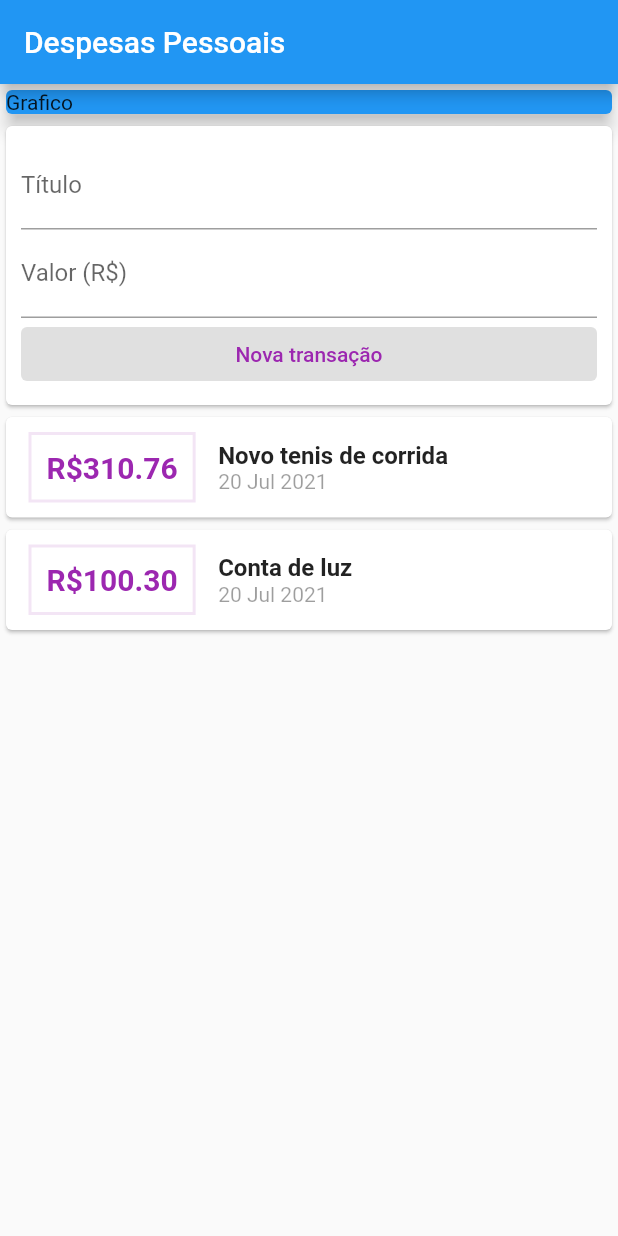
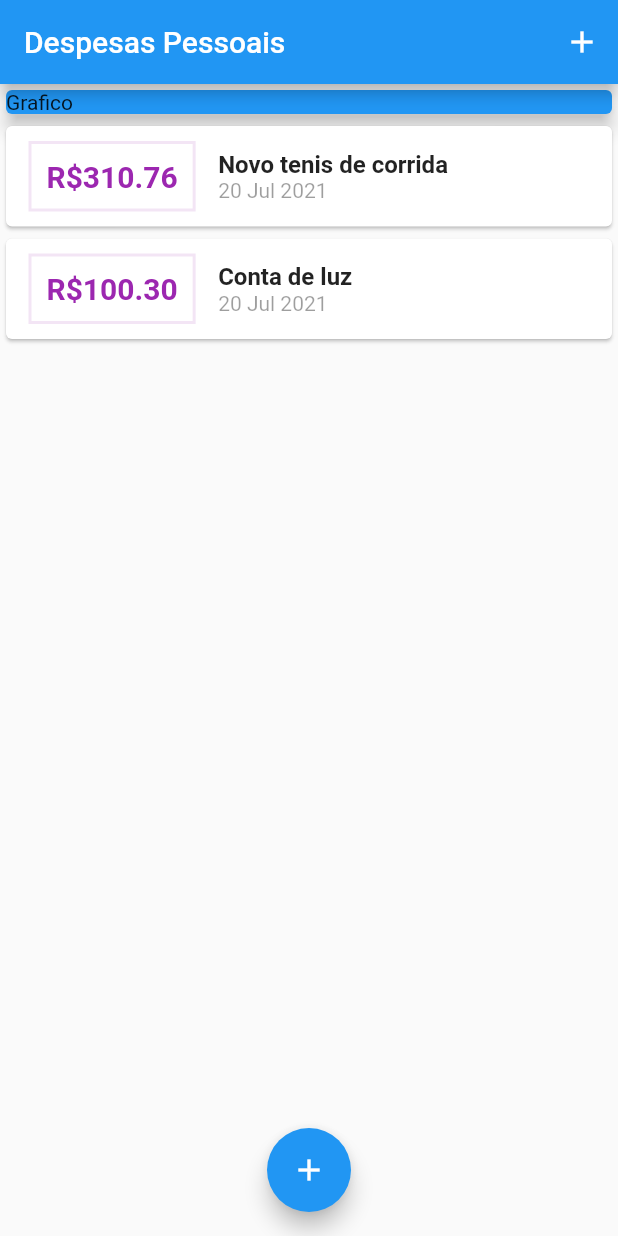
Before and after one commit to lerototi/expenses, a Flutter app: the screen it shows after launch, on a phone screen of 412 x 824 dp. Run offline on Flutter 3.47's test engine with Material 2 defaults, Android fonts, the phone set to English and light mode, and no system bars.

Commit message:
modal nova transaçao

```diff
--- a/lib/components/transactional_form.dart
+++ b/lib/components/transactional_form.dart
@@ -1,12 +1,18 @@
 import 'package:flutter/material.dart';
 
-class TransactionalForm extends StatelessWidget {
-
-  final titleController = TextEditingController();
-  final valueController = TextEditingController();
+class TransactionalForm extends StatefulWidget {
 
   final void Function(String, double) onSubmit;
   TransactionalForm(this.onSubmit);
+
+  @override
+  _TransactionalFormState createState() => _TransactionalFormState();
+}
+
+class _TransactionalFormState extends State<TransactionalForm> {
+  final titleController = TextEditingController();
+
+  final valueController = TextEditingController();
 
   _submitForm() {
     final title = titleController.text;
@@ -16,7 +22,7 @@ class TransactionalForm extends StatelessWidget {
       return;
     }
 
-      onSubmit(title, value);
+      widget.onSubmit(title, value);
 
   }
 
@@ -41,7 +47,7 @@ class TransactionalForm extends StatelessWidget {
               width: double.infinity,
               child:
               ElevatedButton(
-                onPressed: _submitForm(),
+                onPressed: () =>_submitForm(),
                 child: Text("Nova transação", style: TextStyle(color: Colors.purple),),
                 style: ElevatedButton.styleFrom(primary: Colors.white)
                 )),
--- a/lib/components/transactional_user.dart
+++ /dev/null
@@ -1,43 +0,0 @@
-import 'dart:math';
-
-import 'package:expenses/components/transactional_form.dart';
-import 'package:expenses/components/transactional_list.dart';
-import 'package:expenses/models/transaction.dart';
-import 'package:flutter/material.dart';
-
-class TransactionalUser extends StatefulWidget {
-  @override
-  _TransactionalUserState createState() => _TransactionalUserState();
-}
-
-class _TransactionalUserState extends State<TransactionalUser> {
-
-  final _transactions = [
-    Transaction(id: 't1', title: 'Novo tenis de corrida', value: 310.76, date: DateTime.now()),
-    Transaction(id: 't2', title: 'Conta de luz', value: 100.30, date: DateTime.now()),
-  ];
-
-  _addTransactional(String title, double value) {
-    final newTransactional = Transaction(
-      id: Random().nextDouble().toString(),
-      title: title,
-      value: value,
-      date: DateTime.now()
-    );
-
-    setState(() {
-      _transactions.add(newTransactional);
-    });
-  }
-
-  @override
-  Widget build(BuildContext context) {
-    return Column(
-      children: [
-        TransactionalForm(_addTransactional),
-        TransactionList(transactions: _transactions,),
-
-      ]
-    );
-  }
-}
--- a/lib/main.dart
+++ b/lib/main.dart
@@ -1,8 +1,13 @@
-import 'package:expenses/components/transactional_user.dart';
+import 'dart:math';
+
+import 'package:expenses/components/transactional_form.dart';
 import 'package:flutter/material.dart';
+
+import 'components/transactional_list.dart';
+import 'models/transaction.dart';
 main() => runApp(ExpensesApp());
 
-class ExpensesApp extends StatelessWidget {
+class ExpensesApp extends  StatelessWidget  {
 
   @override
   Widget build(BuildContext context) {
@@ -12,7 +17,40 @@ class ExpensesApp extends StatelessWidget {
   }
 }
 
-class MyHomePage extends StatelessWidget {
+class MyHomePage extends StatefulWidget {
+
+  @override
+  _MyHomePageState createState() => _MyHomePageState();
+}
+
+class _MyHomePageState extends State<MyHomePage> {
+   final _transactions = [
+    Transaction(id: 't1', title: 'Novo tenis de corrida', value: 310.76, date: DateTime.now()),
+    Transaction(id: 't2', title: 'Conta de luz', value: 100.30, date: DateTime.now()),
+  ];
+
+
+  _addTransactional(String title, double value) {
+    final newTransactional = Transaction(
+      id: Random().nextDouble().toString(),
+      title: title,
+      value: value,
+      date: DateTime.now()
+    );
+
+    setState(() {
+      _transactions.add(newTransactional);
+    });
+  }
+
+
+  _openTransactionFormModal(BuildContext context) {
+    showModalBottomSheet(
+      context: context,
+      builder: (_) {
+        return TransactionalForm(_addTransactional);
+      });
+  }
 
   @override
   Widget build(BuildContext context) {
@@ -20,6 +58,11 @@ class MyHomePage extends StatelessWidget {
     return Scaffold(
       appBar: AppBar(
       title: Text("Despesas Pessoais"),
+      actions: [
+        IconButton(
+          onPressed: () => _openTransactionFormModal(context),
+          icon: Icon(Icons.add))
+      ],
       ),
       body: SingleChildScrollView(
               child: Column(
@@ -32,9 +75,14 @@ class MyHomePage extends StatelessWidget {
         color: Colors.blue,
               ),
             ),
-            TransactionalUser()
+              TransactionList(transactions: _transactions,),
           ],),
       ),
+      floatingActionButton: FloatingActionButton(
+        onPressed: () => _openTransactionFormModal(context),
+      child: Icon(Icons.add),
+      ),
+      floatingActionButtonLocation: FloatingActionButtonLocation.centerFloat,
     );
   }
 }
```
